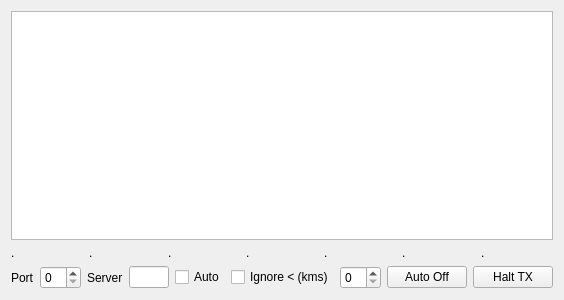
Old version of the form mqt/MqtLogger/WsjtxFrame.ui in the repository Rsclub22/Minos2-Mirror.
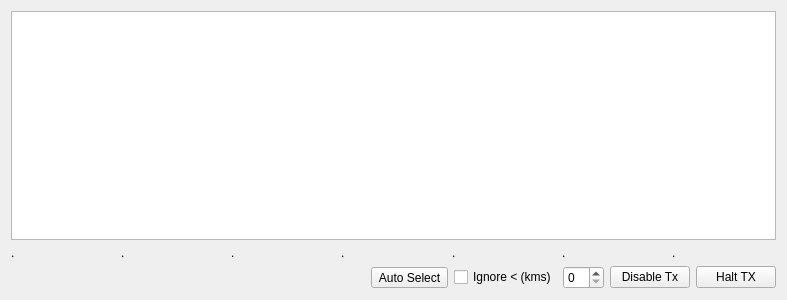
New version of the form.

Patch:
```diff
--- a/mqt/MqtLogger/WsjtxFrame.ui
+++ b/mqt/MqtLogger/WsjtxFrame.ui
@@ -6,7 +6,7 @@
    <rect>
     <x>0</x>
     <y>0</y>
-    <width>564</width>
+    <width>787</width>
     <height>300</height>
    </rect>
   </property>
@@ -15,7 +15,14 @@
   </property>
   <layout class="QVBoxLayout" name="verticalLayout">
    <item>
-    <widget class="QTableView" name="decodes_table_view_"/>
+    <widget class="QTableView" name="decodes_table_view_">
+     <property name="focusPolicy">
+      <enum>Qt::NoFocus</enum>
+     </property>
+     <property name="cornerButtonEnabled">
+      <bool>false</bool>
+     </property>
+    </widget>
    </item>
    <item>
     <layout class="QHBoxLayout" name="horizontalLayout_2">
@@ -72,26 +79,6 @@
    </item>
    <item>
     <layout class="QHBoxLayout" name="horizontalLayout">
-     <item>
-      <widget class="QLabel" name="label">
-       <property name="text">
-        <string>Port</string>
-       </property>
-      </widget>
-     </item>
-     <item>
-      <widget class="QSpinBox" name="port_spin_box"/>
-     </item>
-     <item>
-      <widget class="QLabel" name="label_2">
-       <property name="text">
-        <string>Server</string>
-       </property>
-      </widget>
-     </item>
-     <item>
-      <widget class="QLineEdit" name="multicast_group_line_edit_"/>
-     </item>
      <item>
       <spacer name="horizontalSpacer">
        <property name="orientation">
@@ -106,9 +93,15 @@
       </spacer>
      </item>
      <item>
-      <widget class="QCheckBox" name="checkBox_2">
+      <widget class="QToolButton" name="autoSelectButton">
+       <property name="focusPolicy">
+        <enum>Qt::NoFocus</enum>
+       </property>
        <property name="text">
-        <string>Auto</string>
+        <string>Auto Select</string>
+       </property>
+       <property name="checkable">
+        <bool>true</bool>
        </property>
       </widget>
      </item>
@@ -120,12 +113,16 @@
       </widget>
      </item>
      <item>
-      <widget class="QSpinBox" name="spinBox_2"/>
+      <widget class="QSpinBox" name="spinBox_2">
+       <property name="focusPolicy">
+        <enum>Qt::ClickFocus</enum>
+       </property>
+      </widget>
      </item>
      <item>
       <widget class="QPushButton" name="auto_off_button_">
        <property name="text">
-        <string>Auto Off</string>
+        <string>Disable Tx</string>
        </property>
       </widget>
      </item>
```
Left out of the diff: 9 changed lines with no effect on the pictures.
